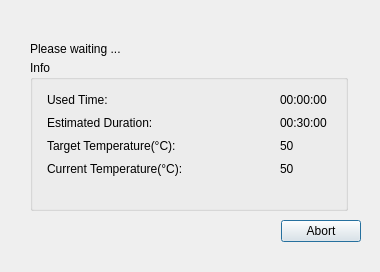
First picture: the form in ServiceSW/Master/Components/Diagnostics/Forms/LaTimingDialog.ui, repository Liyezhong/Master, before the edit.
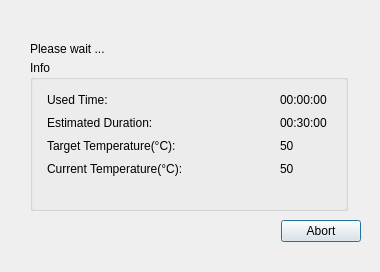
Second picture: the form after the edit.

The edit to the form file:
```diff
--- a/ServiceSW/Master/Components/Diagnostics/Forms/LaTimingDialog.ui
+++ b/ServiceSW/Master/Components/Diagnostics/Forms/LaTimingDialog.ui
@@ -153,7 +153,7 @@
     </rect>
    </property>
    <property name="text">
-    <string>Please waiting ...</string>
+    <string>Please wait ...</string>
    </property>
   </widget>
   <widget class="QWidget" name="horizontalLayoutWidget">
```
